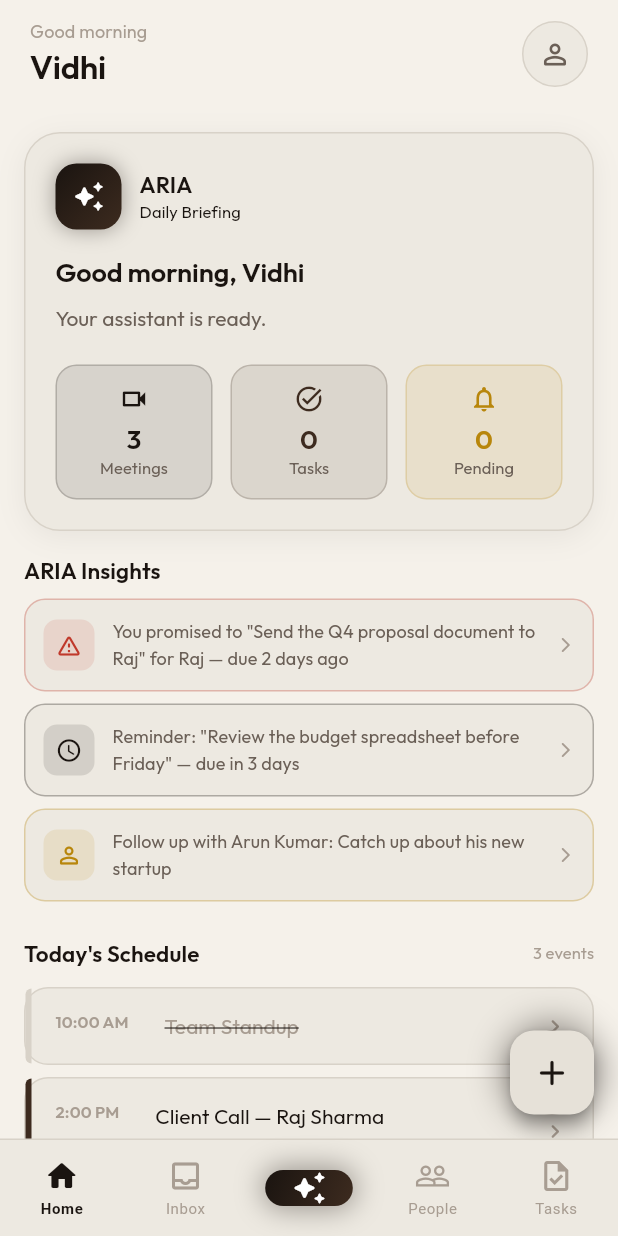
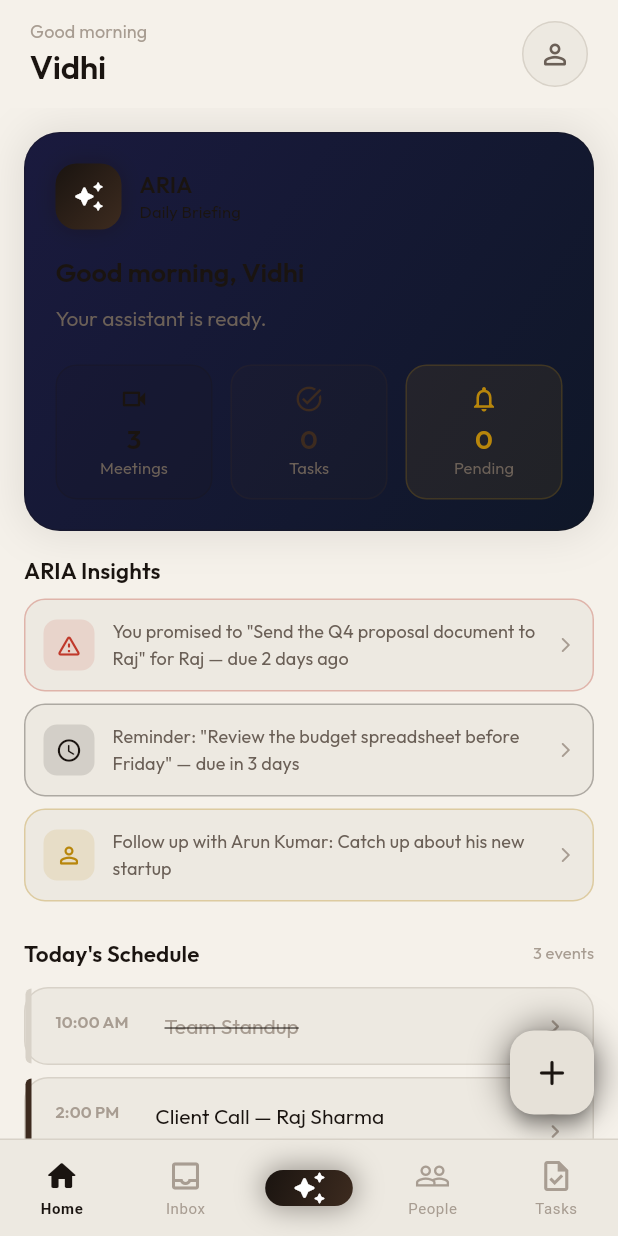
Before and after one commit to vidhihirenbhandari/ARIA, a Flutter app: the DashboardScreen screen opened by its route, on a phone screen of 412 x 824 dp. Run offline on Flutter 3.47's test engine with Material 3 defaults, Android fonts, the phone set to English and light mode, and no system bars; our stand-ins replace dio, flutter_local_notifications, flutter_riverpod, flutter_tts, go_router, google_fonts and 3 more; accounts and stored records are empty; network calls fail.

Commit message:
Revert "fix: daily briefing card hardcoded dark colors → use theme surface/border"
This reverts commit e0e5363cbcffd3e158c09b13675fcd305aba822b.

```diff
--- a/mobile/lib/features/dashboard/presentation/widgets/daily_briefing_card.dart
+++ b/mobile/lib/features/dashboard/presentation/widgets/daily_briefing_card.dart
@@ -26,15 +26,18 @@ class DailyBriefingCard extends StatelessWidget {
       margin: const EdgeInsets.fromLTRB(16, 0, 16, 16),
       padding: const EdgeInsets.all(20),
       decoration: BoxDecoration(
-        color: AppColors.surface,
+        gradient: const LinearGradient(
+          colors: [Color(0xFF1A1A3E), Color(0xFF0F1728)],
+          begin: Alignment.topLeft,
+          end: Alignment.bottomRight,
+        ),
         borderRadius: BorderRadius.circular(24),
-        border: Border.all(color: AppColors.border),
+        border: Border.all(color: AppColors.accent.withOpacity(0.2)),
         boxShadow: [
           BoxShadow(
-            color: Colors.black.withOpacity(0.06),
-            blurRadius: 16,
-            spreadRadius: 0,
-            offset: const Offset(0, 4),
+            color: AppColors.accent.withOpacity(0.1),
+            blurRadius: 24,
+            spreadRadius: 2,
           ),
         ],
       ),
```
